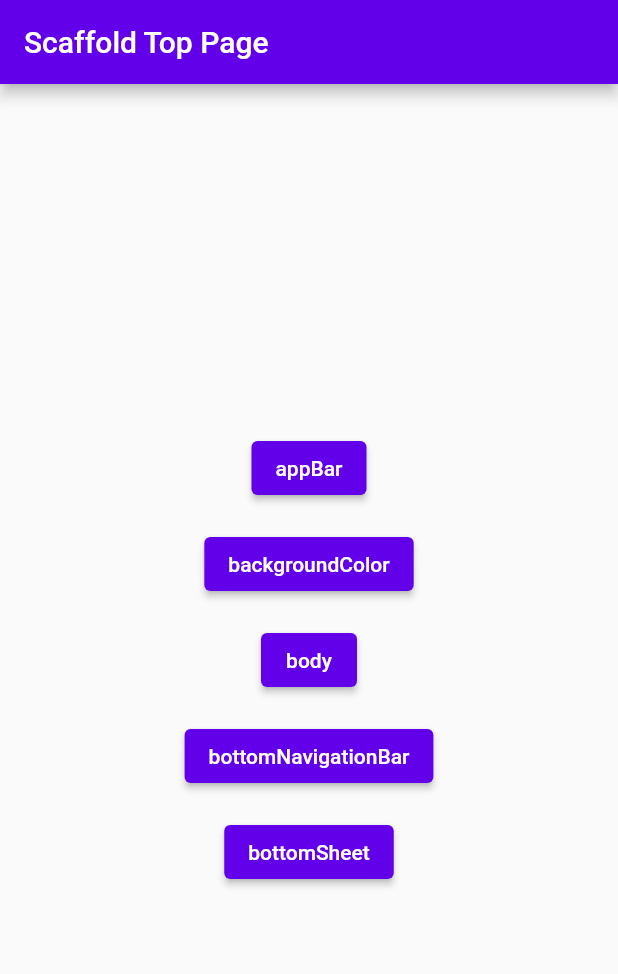
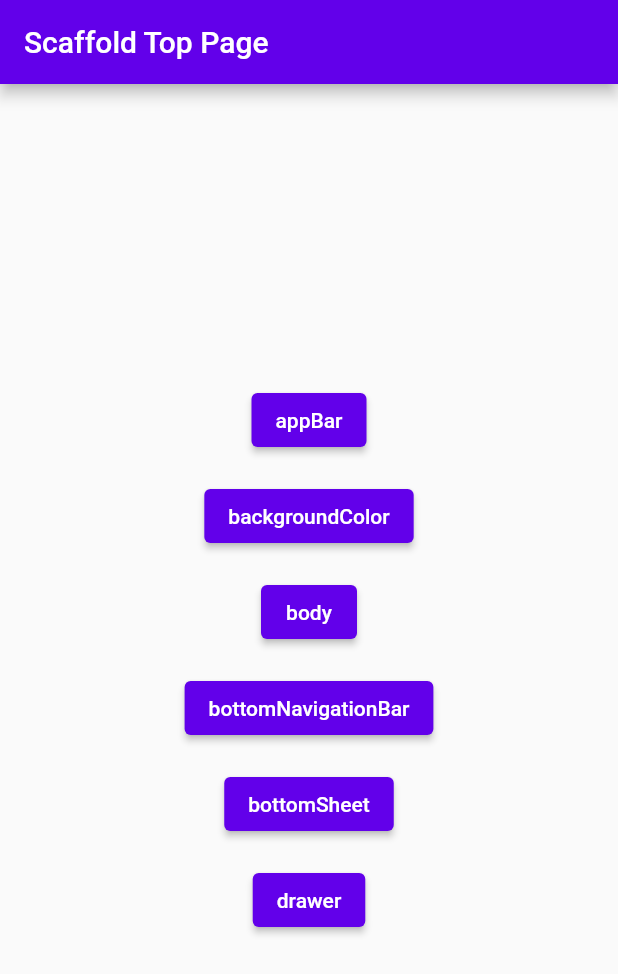
Before and after one commit to mafreud/flutter_dictionary, a Flutter app: the ScaffoldTopPage screen opened by its route, on a phone screen of 412 x 824 dp. Shown: the top 974 px of the screen. Run offline on Flutter 3.47's test engine with Material 2 defaults, Android fonts, the phone set to English and light mode, and no system bars; our stand-ins replace go_router.

Commit message:
add drawer

```diff
--- a/lib/go_router/routing.dart
+++ b/lib/go_router/routing.dart
@@ -1,6 +1,7 @@
 import 'package:flutter_dictionary/widgets/scaffold/scaffold_background_color.dart';
 import 'package:flutter_dictionary/widgets/scaffold/scaffold_body.dart';
 import 'package:flutter_dictionary/widgets/scaffold/scaffold_bottom_navigation_bar.dart';
+import 'package:flutter_dictionary/widgets/scaffold/scaffold_drawer.dart';
 import 'package:go_router/go_router.dart';
 
 import '../top_page.dart';
@@ -18,7 +19,8 @@ enum ScaffoldRouter {
   backgroundColor,
   body,
   bottomNavigationBar,
-  bottomSheet
+  bottomSheet,
+  drawer
 }
 
 final router = GoRouter(
@@ -58,6 +60,11 @@ final router = GoRouter(
           name: ScaffoldRouter.bottomSheet.name,
           builder: (context, state) => const ScaffoldBottomSheet(),
         ),
+        GoRoute(
+          path: 'drawer',
+          name: ScaffoldRouter.drawer.name,
+          builder: (context, state) => const ScaffoldDrawer(),
+        ),
       ],
     ),
   ],
--- a/lib/widgets/scaffold/scaffold_top_page.dart
+++ b/lib/widgets/scaffold/scaffold_top_page.dart
@@ -64,6 +64,15 @@ class ScaffoldTopPage extends StatelessWidget {
                 child: Text(ScaffoldRouter.bottomSheet.name),
               ),
             ),
+            Padding(
+              padding: const EdgeInsets.all(8.0),
+              child: ElevatedButton(
+                style: ElevatedButton.styleFrom(
+                    primary: Colors.deepPurpleAccent[700]),
+                onPressed: () => context.pushNamed(ScaffoldRouter.drawer.name),
+                child: Text(ScaffoldRouter.drawer.name),
+              ),
+            ),
           ],
         ),
       ),
```
Also changed, not shown: lib/widgets/scaffold/scaffold_drawer.dart (added, +25 -0 lines).
